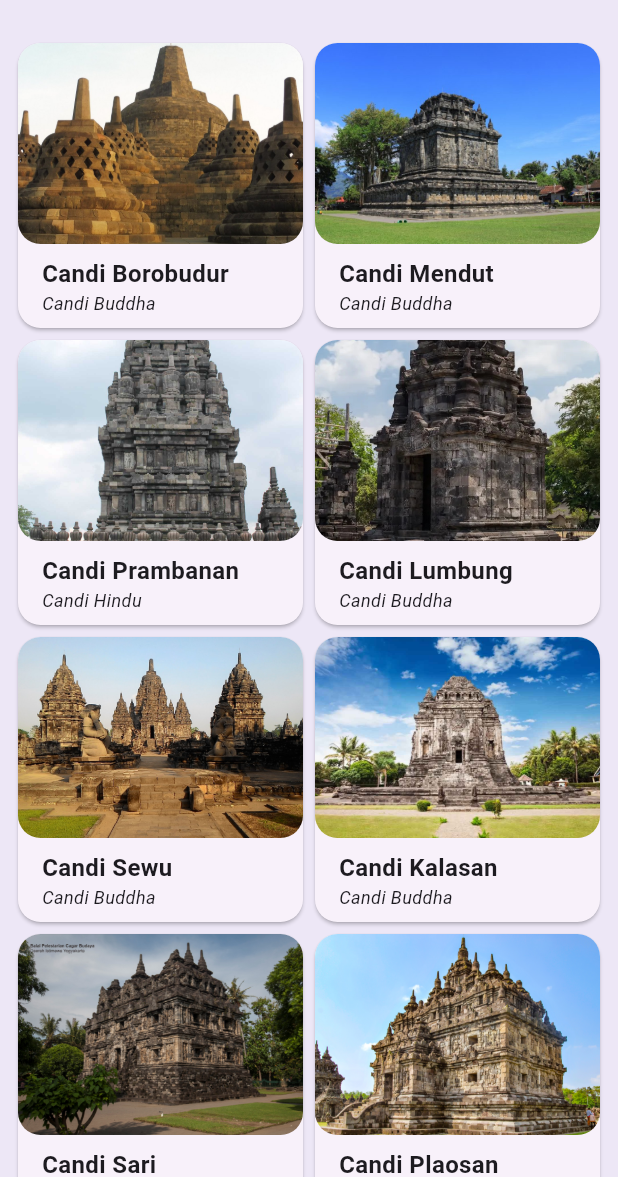
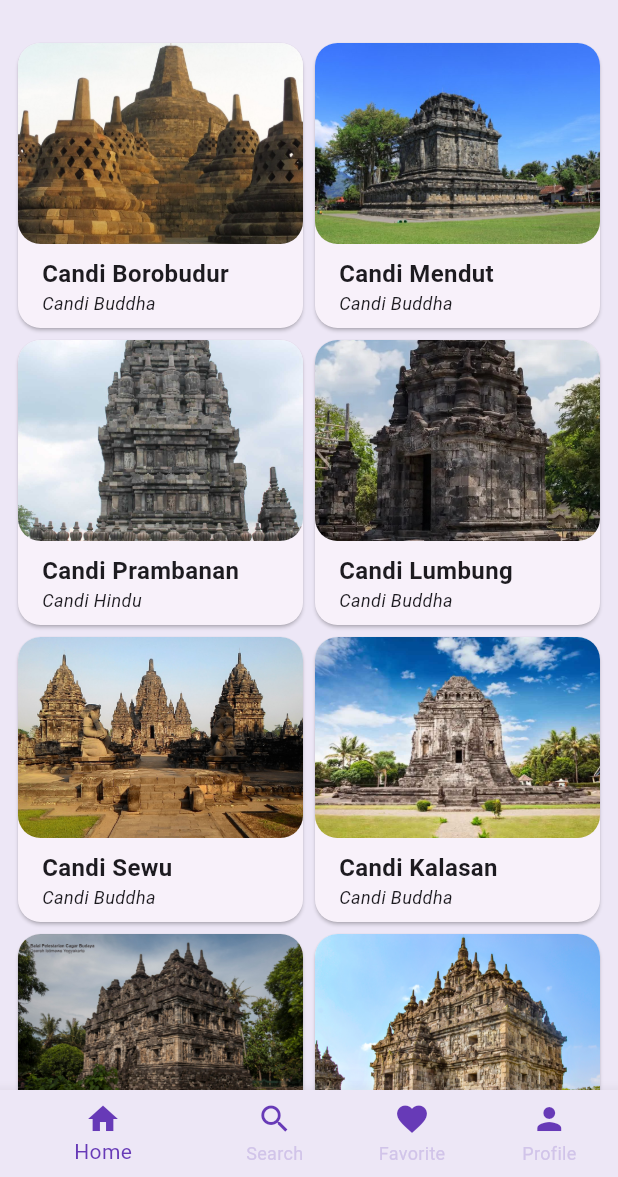
Before and after one commit to SteffanieAngelica/11_WisataCandi_Steffanie, a Flutter app: the screen it shows after launch, on a phone screen of 412 x 824 dp, the part 59-1236 px from its top. Run offline on Flutter 3.47's test engine with Material 3 defaults, Android fonts, the phone set to English and light mode, and no system bars.

Commit message:
Pertemuan 16-part 2

```diff
--- a/wisata_candi/lib/main.dart
+++ b/wisata_candi/lib/main.dart
@@ -1,5 +1,6 @@
 import 'package:flutter/material.dart';
 import 'package:wisata_candi/data/candi_data.dart';
+import 'package:wisata_candi/screens/favorite_screen.dart';
 import 'package:wisata_candi/screens/home_screen.dart';
 import 'package:wisata_candi/screens/profile_screen.dart';
 import 'package:wisata_candi/screens/search_screen.dart';
@@ -41,7 +42,118 @@ class MainApp extends StatelessWidget {
       //const ProfileScreen(),
       //SignInScreen(),
       //SearchScreen(),
-      HomeScreen(),
+      //HomeScreen(),
+      MainScreen(),
     );
   }
 }
+
+
+class MyApp extends StatelessWidget {
+  const MyApp({super.key});
+
+  @override
+  Widget build(BuildContext context) {
+    return MaterialApp(
+      debugShowCheckedModeBanner: false,
+      title: 'Wisata Candi',
+      theme: ThemeData(
+        appBarTheme: AppBarTheme(
+          iconTheme: IconThemeData(color: Colors.deepPurple),
+          titleTextStyle: TextStyle(
+            color: Colors.deepPurple,
+            fontSize: 20,
+            fontWeight: FontWeight.bold
+          ),
+        ),
+        colorScheme:
+          ColorScheme.fromSeed(seedColor: Colors.deepPurple).copyWith(
+            primary: Colors.deepPurple,
+            surface: Colors.deepPurple[50],
+          ),
+        useMaterial3: true,
+      ),
+      home: const MainScreen(),
+      //home: const ProfileScreen(),
+      //home: DetailScreen(candi: candiList[0]),
+      //home: const SignInScreen(),
+      //home: const signUpScreen(),
+      //home: const searchScreen(),
+      //home: const HomeScreen(),
+    );
+  }
+}
+
+class MainScreen extends StatefulWidget {
+  const MainScreen({super.key});
+
+  @override
+  State<MainScreen> createState() => _MainScreenState();
+}
+
+class _MainScreenState extends State<MainScreen> {
+  //TODO: 1. Deklarasikan variabel
+  int _currentIndex = 0;
+  final List<Widget> _children = [
+    HomeScreen(),
+    SearchScreen(),
+    FavoriteScreen(),
+    ProfileScreen(),
+  ];
+  @override
+  Widget build(BuildContext context) {
+    return Scaffold(
+      //TODO: 2. Buat properti body berupa widget yang ditampilkan
+      body: _children[_currentIndex],
+      //TODO: 3. Buat properti bottomNavigationBar dengan nilai Theme
+      bottomNavigationBar: Theme(
+        //TODO: 4. Buat data dan child dari Theme
+        data: Theme.of(context).copyWith(
+          canvasColor: Colors.deepPurple[50]),
+        child: BottomNavigationBar(
+          currentIndex: _currentIndex,
+          onTap: (index) {
+            setState(() {
+              _currentIndex = index;
+            });
+        },
+          items: const[
+            BottomNavigationBarItem(
+              icon: Icon(
+                Icons.home,
+                color: Colors.deepPurple,
+              ),
+              label: 'Home',
+
+            ),
+            BottomNavigationBarItem(
+              icon: Icon(
+                Icons.search,
+                color: Colors.deepPurple,),
+              label: 'Search',
+            ),
+            BottomNavigationBarItem(
+              icon: Icon(
+                Icons.favorite,
+                color: Colors.deepPurple
+                ),
+              label: 'Favorite',
+            ),
+            BottomNavigationBarItem(
+              icon: Icon(
+                Icons.person,
+                color: Colors.deepPurple
+                ),
+              label: 'Profile',
+            ),
+          ],
+          selectedItemColor: Colors.deepPurple,
+          unselectedItemColor: Colors.deepPurple[100],
+          showUnselectedLabels: true,
+        )
+      ),
+
+
+    );
+  }
+}
```
Also changed, not shown: wisata_candi/lib/screens/favorite_screen.dart (added, +15 -0 lines).
